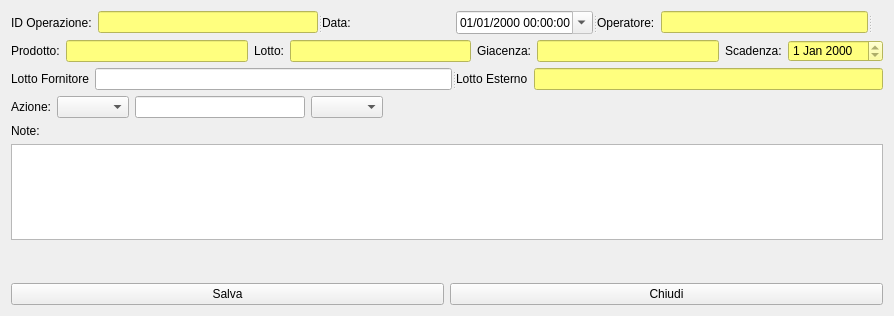
fblabs/hamlet-mod-sancon, file hwarehousedetails.ui: the form before one commit.
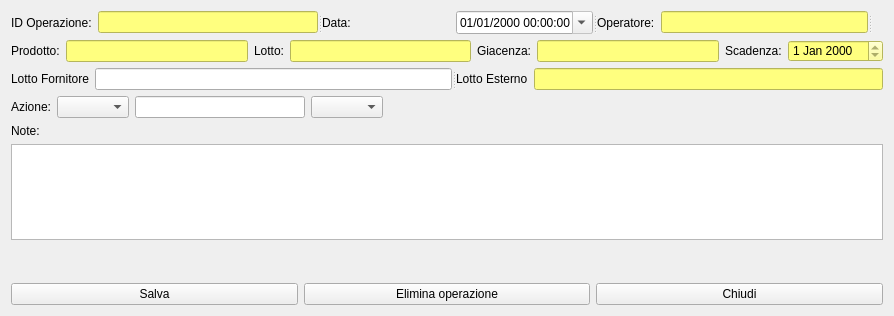
The form after the commit. Icons and pictures are not drawn.

What changed in the file:
```diff
--- a/hwarehousedetails.ui
+++ b/hwarehousedetails.ui
@@ -313,6 +313,23 @@
        </property>
       </widget>
      </item>
+     <item>
+      <widget class="QPushButton" name="pbDelete">
+       <property name="text">
+        <string>Elimina operazione</string>
+       </property>
+       <property name="icon">
+        <iconset resource="icons.qrc">
+         <normaloff>:/Resources/Minus.PNG</normaloff>:/Resources/Minus.PNG</iconset>
+       </property>
+       <property name="iconSize">
+        <size>
+         <width>32</width>
+         <height>32</height>
+        </size>
+       </property>
+      </widget>
+     </item>
      <item>
       <widget class="QPushButton" name="pbClose">
        <property name="text">
```
